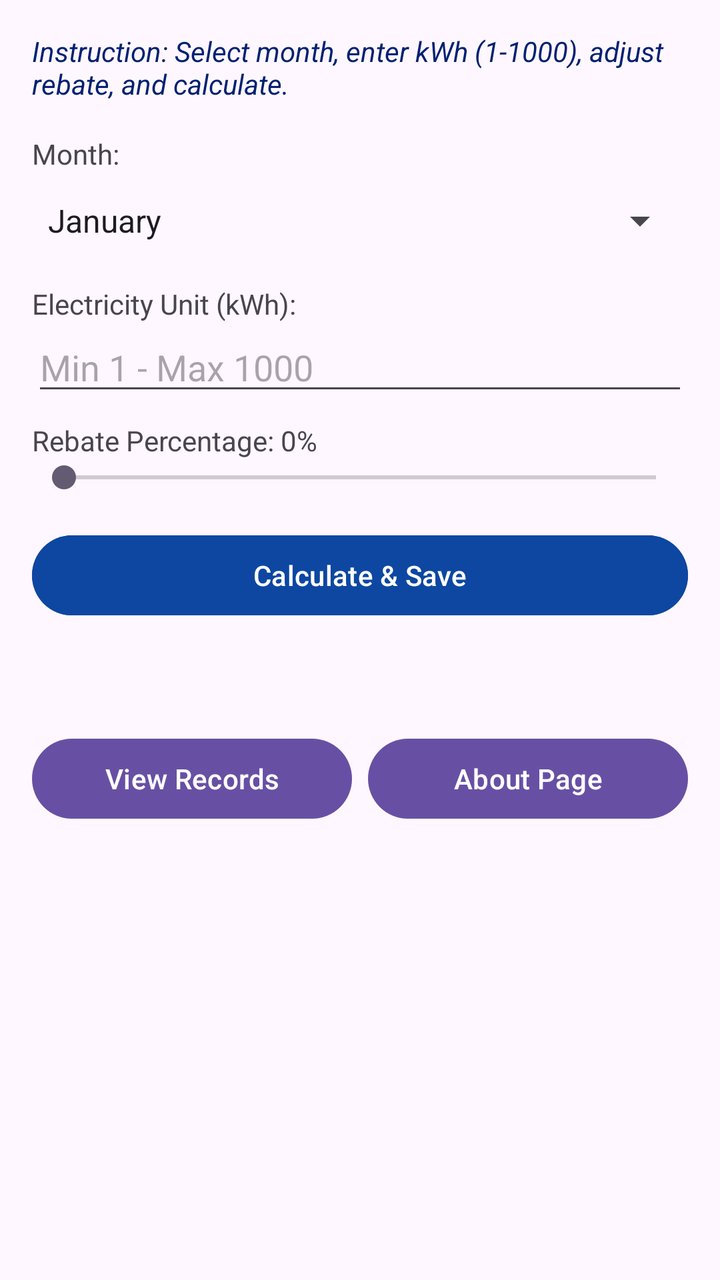
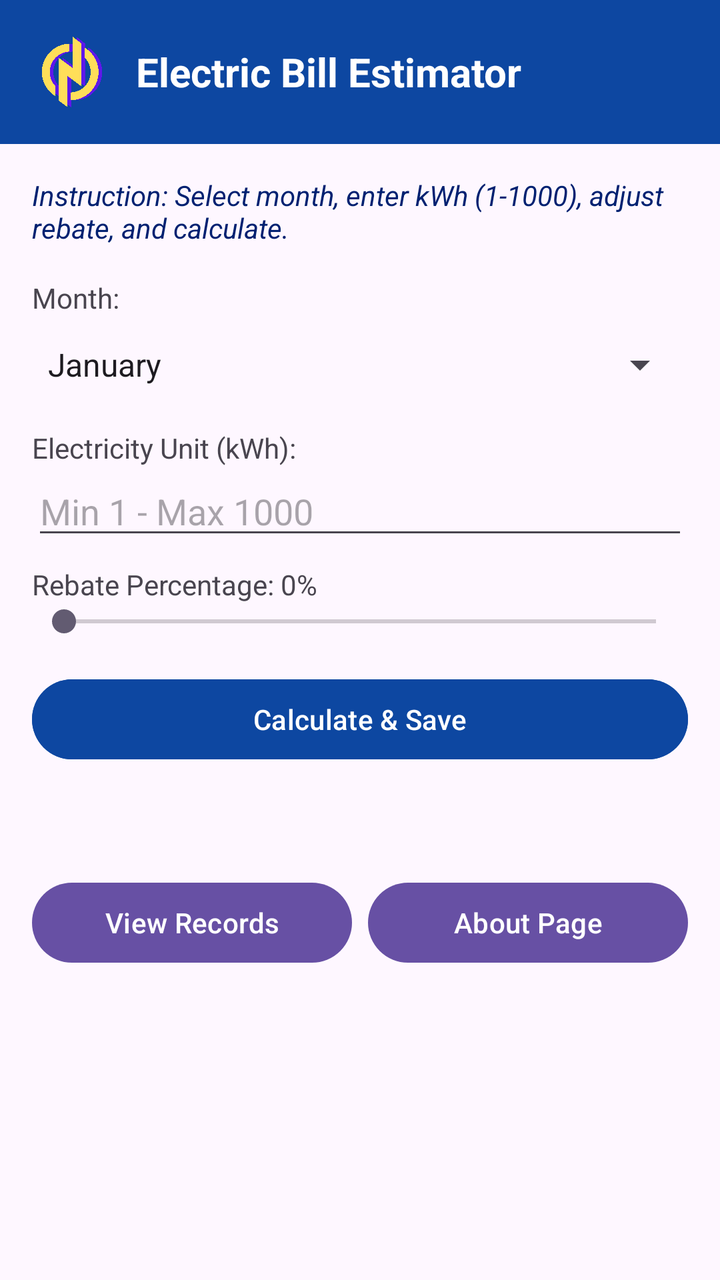

The first picture is an Android layout as it rendered before a commit; the second is the same layout after the commit. The layout source and the unified diff follow.
<!-- AndroidManifest.xml: application theme Theme.ElectricBillEstimator -->
<!-- res/layout/activity_main.xml -->
<?xml version="1.0" encoding="utf-8"?>
<LinearLayout
    xmlns:android="http://schemas.android.com/apk/res/android"
    android:layout_width="match_parent"
    android:layout_height="match_parent"
    android:orientation="vertical"
    android:padding="16dp">

    <TextView
        android:layout_width="match_parent"
        android:layout_height="wrap_content"
        android:text="Instruction: Select month, enter kWh (1-1000), adjust rebate, and calculate."
        android:textColor="@color/primaryDarkColor"
        android:textStyle="italic"
        android:layout_marginBottom="16dp"/>

    <TextView
        android:layout_width="wrap_content"
        android:layout_height="wrap_content"
        android:text="Month:" />
    <Spinner
        android:id="@+id/spinnerMonth"
        android:layout_width="match_parent"
        android:layout_height="48dp"
        android:entries="@array/months_array"/>

    <TextView
        android:layout_width="wrap_content"
        android:layout_height="wrap_content"
        android:text="Electricity Unit (kWh):"
        android:layout_marginTop="8dp"/>
    <EditText
        android:id="@+id/etKwh"
        android:layout_width="match_parent"
        android:layout_height="wrap_content"
        android:inputType="number"
        android:hint="Min 1 - Max 1000" />

    <TextView
        android:id="@+id/tvRebateLabel"
        android:layout_width="wrap_content"
        android:layout_height="wrap_content"
        android:text="Rebate Percentage: 0%"
        android:layout_marginTop="8dp"/>
    <SeekBar
        android:id="@+id/seekRebate"
        android:layout_width="match_parent"
        android:layout_height="wrap_content"
        android:max="5"
        android:progress="0" />

    <Button
        android:id="@+id/btnCalculate"
        android:layout_width="match_parent"
        android:layout_height="wrap_content"
        android:text="Calculate &amp; Save"
        android:layout_marginTop="16dp"
        android:backgroundTint="@color/primaryColor"/>

    <TextView
        android:id="@+id/tvResult"
        android:layout_width="match_parent"
        android:layout_height="wrap_content"
        android:layout_marginTop="16dp"
        android:textSize="16sp"
        android:textStyle="bold" />

    <LinearLayout
        android:layout_width="match_parent"
        android:layout_height="wrap_content"
        android:orientation="horizontal"
        android:layout_marginTop="16dp">
        <Button
            android:id="@+id/btnViewHistory"
            android:layout_width="0dp"
            android:layout_weight="1"
            android:layout_height="wrap_content"
            android:text="View Records"
            android:layout_marginEnd="4dp"/>
        <Button
            android:id="@+id/btnAbout"
            android:layout_width="0dp"
            android:layout_weight="1"
            android:layout_height="wrap_content"
            android:text="About Page"
            android:layout_marginStart="4dp"/>
    </LinearLayout>
</LinearLayout>
<!-- resources referenced by this layout -->
<resources>
  <string-array name="months_array">
          <item>January</item>
          <item>February</item>
          <item>March</item>
          <item>April</item>
          <item>May</item>
          <item>June</item>
          <item>July</item>
          <item>August</item>
          <item>September</item>
          <item>October</item>
          <item>November</item>
          <item>December</item>
      </string-array>
  <color name="primaryColor">#0D47A1</color>
  <color name="primaryDarkColor">#002171</color>
  <style name="Theme.ElectricBillEstimator" parent="Base.Theme.ElectricBillEstimator" />
  <style name="Base.Theme.ElectricBillEstimator" parent="Theme.Material3.DayNight.NoActionBar">
          
          
      </style>
</resources>

<!-- the commit's change to res/layout/activity_main.xml (unified diff, before → after) -->
@@ -3,86 +3,116 @@
     xmlns:android="http://schemas.android.com/apk/res/android"
     android:layout_width="match_parent"
     android:layout_height="match_parent"
-    android:orientation="vertical"
-    android:padding="16dp">
-
-    <TextView
-        android:layout_width="match_parent"
-        android:layout_height="wrap_content"
-        android:text="Instruction: Select month, enter kWh (1-1000), adjust rebate, and calculate."
-        android:textColor="@color/primaryDarkColor"
-        android:textStyle="italic"
-        android:layout_marginBottom="16dp"/>
-
-    <TextView
-        android:layout_width="wrap_content"
-        android:layout_height="wrap_content"
-        android:text="Month:" />
-    <Spinner
-        android:id="@+id/spinnerMonth"
-        android:layout_width="match_parent"
-        android:layout_height="48dp"
-        android:entries="@array/months_array"/>
-
-    <TextView
-        android:layout_width="wrap_content"
-        android:layout_height="wrap_content"
-        android:text="Electricity Unit (kWh):"
-        android:layout_marginTop="8dp"/>
-    <EditText
-        android:id="@+id/etKwh"
-        android:layout_width="match_parent"
-        android:layout_height="wrap_content"
-        android:inputType="number"
-        android:hint="Min 1 - Max 1000" />
-
-    <TextView
-        android:id="@+id/tvRebateLabel"
-        android:layout_width="wrap_content"
-        android:layout_height="wrap_content"
-        android:text="Rebate Percentage: 0%"
-        android:layout_marginTop="8dp"/>
-    <SeekBar
-        android:id="@+id/seekRebate"
-        android:layout_width="match_parent"
-        android:layout_height="wrap_content"
-        android:max="5"
-        android:progress="0" />
-
-    <Button
-        android:id="@+id/btnCalculate"
-        android:layout_width="match_parent"
-        android:layout_height="wrap_content"
-        android:text="Calculate &amp; Save"
-        android:layout_marginTop="16dp"
-        android:backgroundTint="@color/primaryColor"/>
-
-    <TextView
-        android:id="@+id/tvResult"
-        android:layout_width="match_parent"
-        android:layout_height="wrap_content"
-        android:layout_marginTop="16dp"
-        android:textSize="16sp"
-        android:textStyle="bold" />
+    android:orientation="vertical">
 
     <LinearLayout
         android:layout_width="match_parent"
         android:layout_height="wrap_content"
         android:orientation="horizontal"
-        android:layout_marginTop="16dp">
+        android:background="@color/primaryColor"
+        android:padding="16dp"
+        android:gravity="center_vertical">
+
+        <ImageView
+            android:layout_width="40dp"
+            android:layout_height="40dp"
+            android:src="@drawable/logo"
+            android:layout_marginEnd="12dp"
+            android:contentDescription="App Logo" />
+
+        <TextView
+            android:layout_width="wrap_content"
+            android:layout_height="wrap_content"
+            android:text="Electric Bill Estimator"
+            android:textColor="#FFFFFF"
+            android:textSize="20sp"
+            android:textStyle="bold" />
+    </LinearLayout>
+
+    <LinearLayout
+        android:layout_width="match_parent"
+        android:layout_height="match_parent"
+        android:orientation="vertical"
+        android:padding="16dp">
+
+        <TextView
+            android:layout_width="match_parent"
+            android:layout_height="wrap_content"
+            android:text="Instruction: Select month, enter kWh (1-1000), adjust rebate, and calculate."
+            android:textColor="@color/primaryDarkColor"
+            android:textStyle="italic"
+            android:layout_marginBottom="16dp"/>
+
+        <TextView
+            android:layout_width="wrap_content"
+            android:layout_height="wrap_content"
+            android:text="Month:" />
+        <Spinner
+            android:id="@+id/spinnerMonth"
+            android:layout_width="match_parent"
+            android:layout_height="48dp"
+            android:entries="@array/months_array"/>
+
+        <TextView
+            android:layout_width="wrap_content"
+            android:layout_height="wrap_content"
+            android:text="Electricity Unit (kWh):"
+            android:layout_marginTop="8dp"/>
+        <EditText
+            android:id="@+id/etKwh"
+            android:layout_width="match_parent"
+            android:layout_height="wrap_content"
+            android:inputType="number"
+            android:hint="Min 1 - Max 1000" />
+
+        <TextView
+            android:id="@+id/tvRebateLabel"
+            android:layout_width="wrap_content"
+            android:layout_height="wrap_content"
+            android:text="Rebate Percentage: 0%"
+            android:layout_marginTop="8dp"/>
+        <SeekBar
+            android:id="@+id/seekRebate"
+            android:layout_width="match_parent"
+            android:layout_height="wrap_content"
+            android:max="5"
+            android:progress="0" />
+
         <Button
-            android:id="@+id/btnViewHistory"
-            android:layout_width="0dp"
-            android:layout_weight="1"
+            android:id="@+id/btnCalculate"
+            android:layout_width="match_parent"
             android:layout_height="wrap_content"
-            android:text="View Records"
-            android:layout_marginEnd="4dp"/>
-        <Button
-            android:id="@+id/btnAbout"
-            android:layout_width="0dp"
-            android:layout_weight="1"
+            android:text="Calculate &amp; Save"
+            android:layout_marginTop="16dp"
+            android:backgroundTint="@color/primaryColor"/>
+
+        <TextView
+            android:id="@+id/tvResult"
+            android:layout_width="match_parent"
             android:layout_height="wrap_content"
-            android:text="About Page"
-            android:layout_marginStart="4dp"/>
+            android:layout_marginTop="16dp"
+            android:textSize="16sp"
+            android:textStyle="bold" />
+
+        <LinearLayout
+            android:layout_width="match_parent"
+            android:layout_height="wrap_content"
+            android:orientation="horizontal"
+            android:layout_marginTop="16dp">
+            <Button
+                android:id="@+id/btnViewHistory"
+                android:layout_width="0dp"
+                android:layout_weight="1"
+                android:layout_height="wrap_content"
+                android:text="View Records"
+                android:layout_marginEnd="4dp"/>
+            <Button
+                android:id="@+id/btnAbout"
+                android:layout_width="0dp"
+                android:layout_weight="1"
+                android:layout_height="wrap_content"
+                android:text="About Page"
+                android:layout_marginStart="4dp"/>
+        </LinearLayout>
     </LinearLayout>
 </LinearLayout>
<!-- resource entries referenced after the edit -->
@@ -16,6 +16,7 @@
       </string-array>
   <color name="primaryColor">#0D47A1</color>
   <color name="primaryDarkColor">#002171</color>
+  <!-- drawable logo: png bitmap (drawable, 116946 bytes) -->
   <style name="Theme.ElectricBillEstimator" parent="Base.Theme.ElectricBillEstimator" />
   <style name="Base.Theme.ElectricBillEstimator" parent="Theme.Material3.DayNight.NoActionBar">
           
